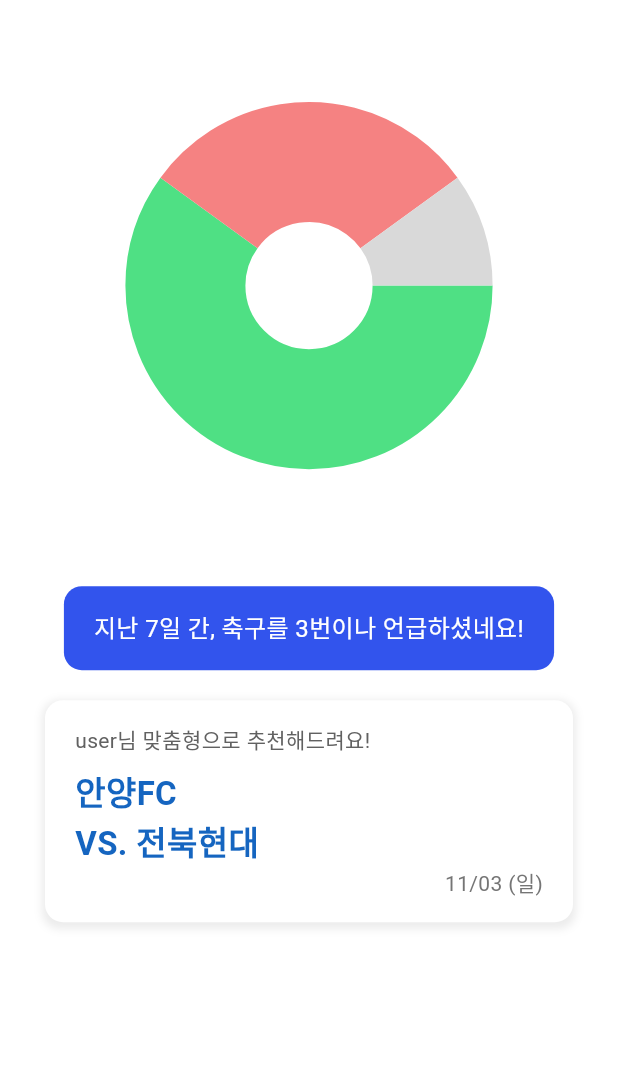
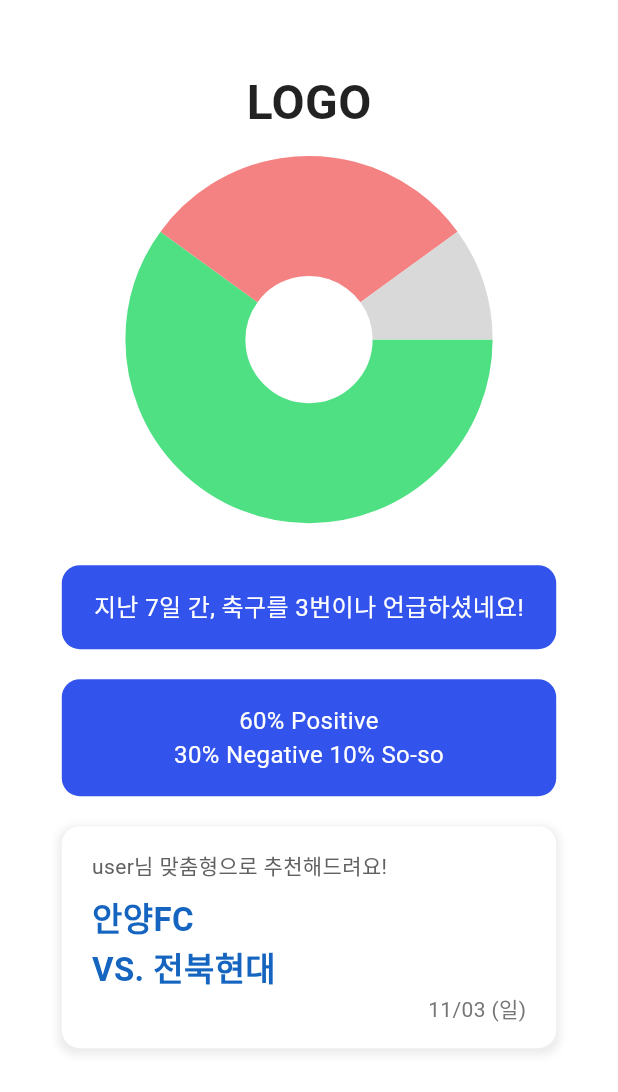
Before and after one commit to 2024-Uni-D/FE, a Flutter app: the EmotionChart screen opened directly, on a phone screen of 412 x 824 dp. Shown: the top 1092 px of the screen. Run offline on Flutter 3.47's test engine with Material 3 defaults, Android fonts, the phone set to English and light mode, and no system bars; drawn by our look-alikes of pie_chart; our stand-ins replace flutter_svg, table_calendar.

Commit message:
Fix: 프로필 ui #27

```diff
--- a/flutter_application_1/lib/screens/profile_page.dart
+++ b/flutter_application_1/lib/screens/profile_page.dart
@@ -9,21 +9,36 @@ class EmotionChart extends StatelessWidget {
   };
 
   final List<Color> colorList = [
-    Color(0xFF4FE084)!,
-    Color(0xFFF58282)!,
-    Color(0xFFD9D9D9)!,
+    Color(0xFF4FE084),
+    Color(0xFFF58282),
+    Color(0xFFD9D9D9),
   ];
 
   @override
   Widget build(BuildContext context) {
+    double positivePercentage = dataMap["Positive"] ?? 0;
+    double negativePercentage = dataMap["Negative"] ?? 0;
+    double neutralPercentage = dataMap["Soso"] ?? 0;
+
     return Scaffold(
       backgroundColor: Colors.white,
-      body: SingleChildScrollView(
+      body: Scrollbar( // 스크롤바 추가
+        thumbVisibility: true,
+        child: SingleChildScrollView(
           child: Center(
             child: Column(
               mainAxisAlignment: MainAxisAlignment.center,
               children: [
-              SizedBox(height: 100),
+                SizedBox(height: 45),
+                Text(
+                'LOGO',
+                style: TextStyle(
+                  fontSize: 32,
+                  fontWeight: FontWeight.bold,
+                  color: Colors.black87,
+                ),
+              ),
+                SizedBox(height: 45),
                 PieChart(
                   dataMap: dataMap,
                   animationDuration: Duration(milliseconds: 800),
@@ -45,10 +60,11 @@ class EmotionChart extends StatelessWidget {
                     showLegends: false,
                   ),
                 ),
-              SizedBox(height: 100),
+                SizedBox(height: 50),
                 Container(
+                  width: MediaQuery.of(context).size.width * 0.8, // 동일한 너비 설정
                   padding: EdgeInsets.symmetric(vertical: 16, horizontal: 20),
-                margin: EdgeInsets.symmetric(vertical: 10, horizontal: 30),
+                  margin: EdgeInsets.symmetric(vertical: 10),
                   decoration: BoxDecoration(
                     color: Color(0xFF3254ED),
                     borderRadius: BorderRadius.circular(12),
@@ -63,8 +79,26 @@ class EmotionChart extends StatelessWidget {
                   ),
                 ),
                 Container(
+                  width: MediaQuery.of(context).size.width * 0.8, // 동일한 너비 설정
                   padding: EdgeInsets.symmetric(vertical: 16, horizontal: 20),
-                margin: EdgeInsets.symmetric(vertical: 10, horizontal: 30),
+                  margin: EdgeInsets.symmetric(vertical: 10),
+                  decoration: BoxDecoration(
+                    color: Color(0xFF3254ED),
+                    borderRadius: BorderRadius.circular(12),
+                  ),
+                  child: Text(
+                    '${positivePercentage.toInt()}% Positive\n${negativePercentage.toInt()}% Negative ${neutralPercentage.toInt()}% So-so',
+                    style: TextStyle(
+                      fontSize: 16,
+                      color: Colors.white,
+                    ),
+                    textAlign: TextAlign.center,
+                  ),
+                ),
+                Container(
+                  width: MediaQuery.of(context).size.width * 0.8, // 동일한 너비 설정
+                  padding: EdgeInsets.symmetric(vertical: 16, horizontal: 20),
+                  margin: EdgeInsets.symmetric(vertical: 10),
                   decoration: BoxDecoration(
                     color: Colors.white,
                     borderRadius: BorderRadius.circular(12),
@@ -114,6 +148,7 @@ class EmotionChart extends StatelessWidget {
             ),
           ),
         ),
+      ),
     );
   }
 }
```
Also changed, not shown: flutter_application_1/pubspec.lock. Lines whose indentation alone changed are shown as unchanged.
